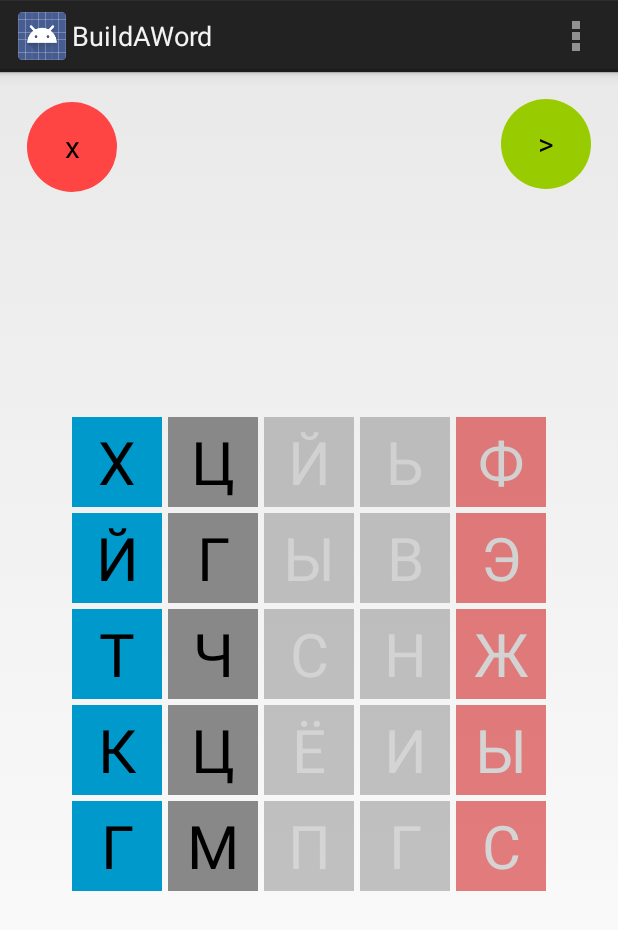
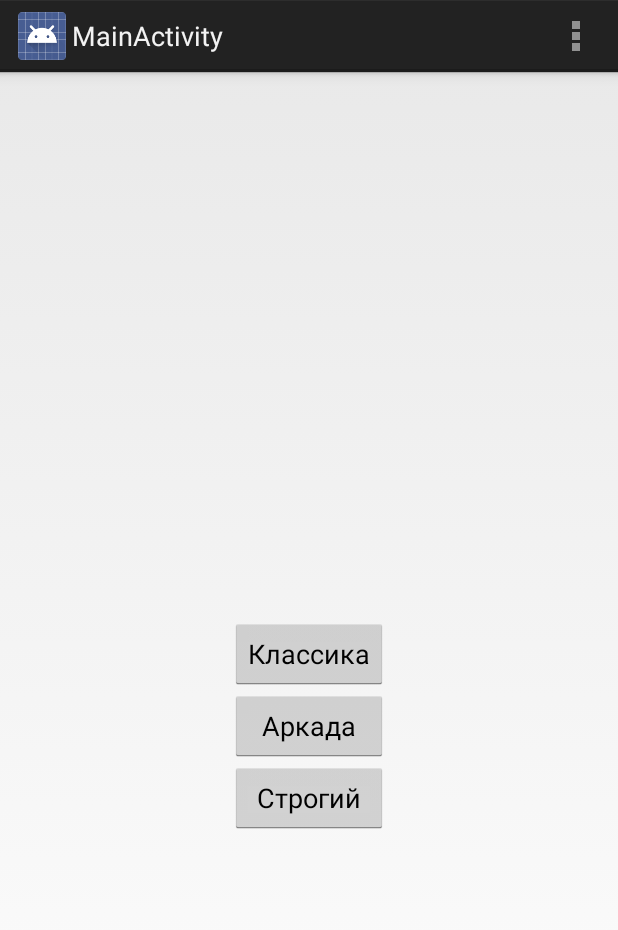
Before and after one commit to Lag1101/BuildAWord, an Android app: the screen it shows after launch (Board before the commit, MainActivity after it), on a phone screen of 412 x 824 dp. Shown: the top 930 px of the screen. Run offline under Robolectric (Android 15) with nearby library versions, the phone set to English and light mode, and no system bars.

Commit message:
added main screen

```diff
--- a/app/src/main/AndroidManifest.xml
+++ b/app/src/main/AndroidManifest.xml
@@ -12,6 +12,10 @@
         <activity
             android:name="com.android.luckybug.buildaword.Board"
             android:label="@string/app_name" >
+        </activity>
+        <activity
+            android:name="com.android.luckybug.buildaword.MainActivity"
+            android:label="@string/title_activity_main" >
             <intent-filter>
                 <action android:name="android.intent.action.MAIN" />
 
--- /dev/null
+++ b/app/src/main/java/com/android/luckybug/buildaword/MainActivity.java
@@ -0,0 +1,70 @@
+package com.android.luckybug.buildaword;
+
+import android.app.Activity;
+import android.content.Intent;
+import android.os.Bundle;
+import android.view.Menu;
+import android.view.MenuItem;
+import android.view.View;
+import android.widget.Button;
+
+
+public class MainActivity extends Activity implements View.OnClickListener {
+
+    @Override
+    protected void onCreate(Bundle savedInstanceState) {
+        super.onCreate(savedInstanceState);
+        setContentView(R.layout.activity_main);
+
+        findViewById(R.id.classic).setOnClickListener(this);
+        findViewById(R.id.arcade).setOnClickListener(this);
+        findViewById(R.id.hard).setOnClickListener(this);
+    }
+
+
+    @Override
+    public boolean onCreateOptionsMenu(Menu menu) {
+        // Inflate the menu; this adds items to the action bar if it is present.
+        getMenuInflater().inflate(R.menu.menu_main, menu);
+        return true;
+    }
+
+    @Override
+    public boolean onOptionsItemSelected(MenuItem item) {
+        // Handle action bar item clicks here. The action bar will
+        // automatically handle clicks on the Home/Up button, so long
+        // as you specify a parent activity in AndroidManifest.xml.
+        int id = item.getItemId();
+
+        //noinspection SimplifiableIfStatement
+        if (id == R.id.action_settings) {
+            return true;
+        }
+
+        return super.onOptionsItemSelected(item);
+    }
+
+
+    @Override
+    public void onClick(View view) {
+        int id = view.getId();
+
+        switch(id) {
+            case R.id.classic: {
+                Intent intent = new Intent(this, Board.class);
+                startActivity(intent);
+                break;
+            }
+            case R.id.arcade: {
+                Intent intent = new Intent(this, Board.class);
+                startActivity(intent);
+                break;
+            }
+            case R.id.hard: {
+                Intent intent = new Intent(this, Board.class);
+                startActivity(intent);
+                break;
+            }
+        }
+    }
+}
--- /dev/null
+++ b/app/src/main/res/layout/activity_main.xml
@@ -0,0 +1,36 @@
+<RelativeLayout xmlns:android="http://schemas.android.com/apk/res/android"
+    xmlns:tools="http://schemas.android.com/tools" android:layout_width="match_parent"
+    android:layout_height="match_parent" android:paddingLeft="@dimen/activity_horizontal_margin"
+    android:paddingRight="@dimen/activity_horizontal_margin"
+    android:paddingTop="@dimen/activity_vertical_margin"
+    android:paddingBottom="@dimen/activity_vertical_margin"
+    tools:context="com.android.luckybug.buildaword.MainActivity">
+
+    <Button
+        android:layout_width="wrap_content"
+        android:layout_height="wrap_content"
+        android:text="@string/classic_loc"
+        android:id="@+id/classic"
+        android:layout_centerVertical="true"
+        android:layout_centerHorizontal="true" />
+
+    <Button
+        android:layout_width="wrap_content"
+        android:layout_height="wrap_content"
+        android:text="@string/arcade_loc"
+        android:id="@+id/arcade"
+        android:layout_toStartOf="@+id/classic"
+        android:layout_below="@+id/classic"
+        android:layout_alignEnd="@+id/classic"
+        android:layout_alignStart="@+id/classic" />
+
+    <Button
+        android:layout_width="wrap_content"
+        android:layout_height="wrap_content"
+        android:text="@string/hard_loc"
+        android:id="@+id/hard"
+        android:layout_below="@+id/arcade"
+        android:layout_alignEnd="@+id/arcade"
+        android:layout_alignStart="@+id/arcade" />
+
+</RelativeLayout>
--- /dev/null
+++ b/app/src/main/res/menu/menu_main.xml
@@ -0,0 +1,6 @@
+<menu xmlns:android="http://schemas.android.com/apk/res/android"
+    xmlns:tools="http://schemas.android.com/tools"
+    tools:context="com.android.luckybug.buildaword.MainActivity">
+    <item android:id="@+id/action_settings" android:title="@string/action_settings"
+        android:orderInCategory="100" android:showAsAction="never" />
+</menu>
--- a/app/src/main/res/values/strings.xml
+++ b/app/src/main/res/values/strings.xml
@@ -6,5 +6,9 @@
     <string name="action_settings">Settings</string>
     <string name="cancel_btn_text">x</string>
     <string name="send_btn_text"><![CDATA[>]]></string>
+    <string name="title_activity_main">MainActivity</string>
+    <string name="classic_loc">Классика</string>
+    <string name="arcade_loc">Аркада</string>
+    <string name="hard_loc">Строгий</string>
 
 </resources>
```
Also changed, not shown: app/src/main/res/layout/costs.xml (added, +18 -0 lines).
